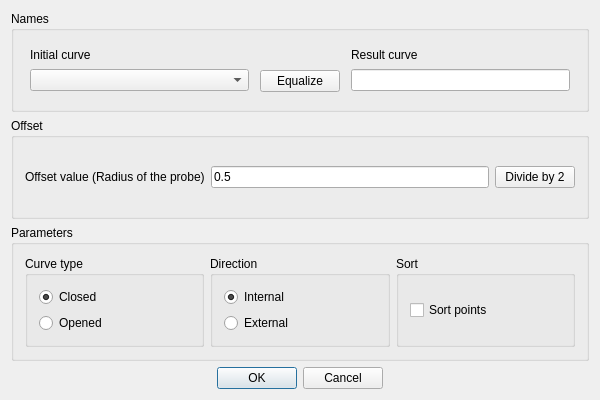
Old version of the form curve/radiuscorrectiondialog.ui in the repository SoloMainDeveloper/TurbineQC.
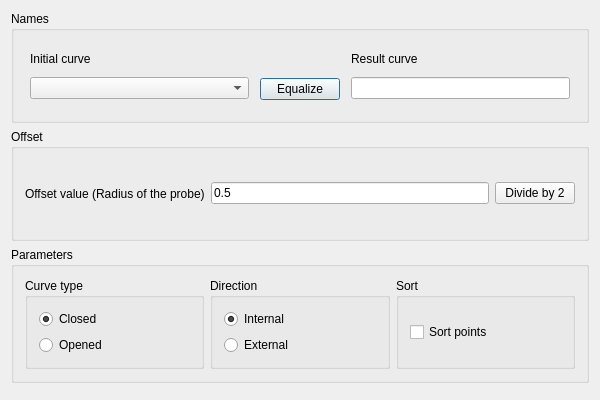
New version of the form.

What changed in the file:
```diff
--- a/curve/radiuscorrectiondialog.ui
+++ b/curve/radiuscorrectiondialog.ui
@@ -277,7 +277,7 @@
       <enum>Qt::Horizontal</enum>
      </property>
      <property name="standardButtons">
-      <set>QDialogButtonBox::Cancel|QDialogButtonBox::Ok</set>
+      <set>QDialogButtonBox::NoButton</set>
      </property>
      <property name="centerButtons">
       <bool>true</bool>
```
